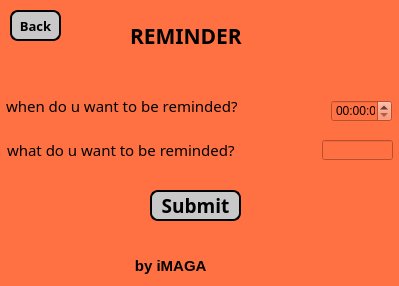
The window that ui_fileush.ui (iMAGA07/yandexProj) describes before a commit, drawn with Qt 5.
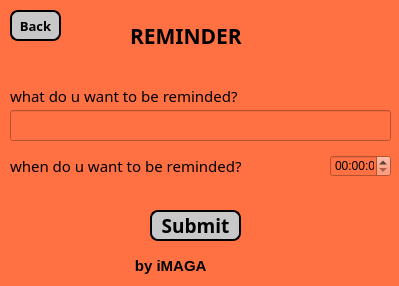
The same window after the commit.

Patch:
```diff
--- a/ui_fileush.ui
+++ b/ui_fileush.ui
@@ -19,8 +19,8 @@
   <widget class="QLabel" name="label">
    <property name="geometry">
     <rect>
-     <x>6</x>
-     <y>90</y>
+     <x>10</x>
+     <y>150</y>
      <width>321</width>
      <height>31</height>
     </rect>
@@ -38,8 +38,8 @@
   <widget class="QLabel" name="label_2">
    <property name="geometry">
     <rect>
-     <x>7</x>
-     <y>134</y>
+     <x>10</x>
+     <y>80</y>
      <width>301</width>
      <height>31</height>
     </rect>
@@ -78,10 +78,10 @@
   <widget class="QLineEdit" name="lineEdit_2">
    <property name="geometry">
     <rect>
-     <x>322</x>
-     <y>140</y>
-     <width>71</width>
-     <height>20</height>
+     <x>10</x>
+     <y>110</y>
+     <width>381</width>
+     <height>31</height>
     </rect>
    </property>
    <property name="styleSheet">
@@ -92,7 +92,7 @@
    <property name="geometry">
     <rect>
      <x>150</x>
-     <y>190</y>
+     <y>210</y>
      <width>91</width>
      <height>31</height>
     </rect>
@@ -182,33 +182,13 @@
   <widget class="QTimeEdit" name="tm">
    <property name="geometry">
     <rect>
-     <x>331</x>
-     <y>100</y>
+     <x>330</x>
+     <y>155</y>
      <width>61</width>
      <height>22</height>
     </rect>
    </property>
   </widget>
-  <widget class="QLabel" name="label_5">
-   <property name="geometry">
-    <rect>
-     <x>240</x>
-     <y>230</y>
-     <width>151</width>
-     <height>31</height>
-    </rect>
-   </property>
-   <property name="font">
-    <font>
-     <family>Bahnschrift</family>
-     <weight>75</weight>
-     <bold>true</bold>
-    </font>
-   </property>
-   <property name="text">
-    <string/>
-   </property>
-  </widget>
  </widget>
  <resources/>
  <connections/>
```
